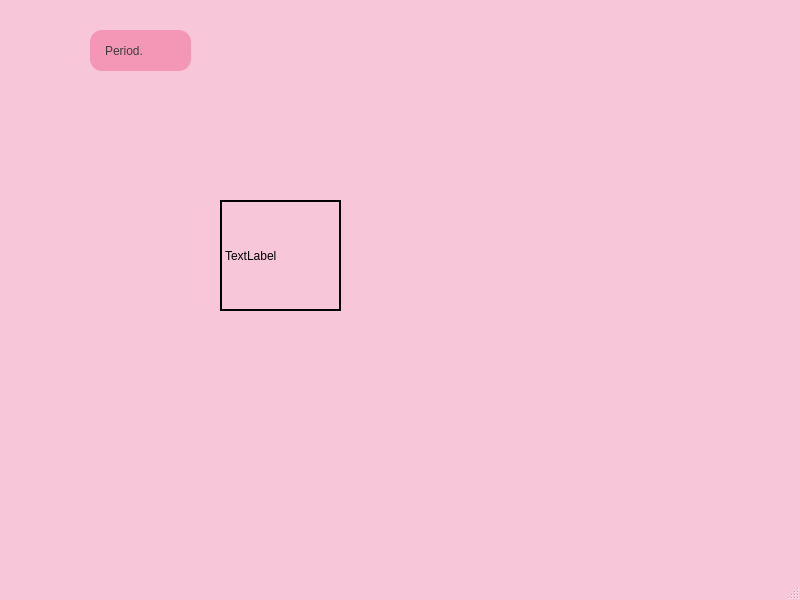
This is dashboard.ui in sangya23/Periodcare as Qt 5 draws it before an edit. The edited form follows.
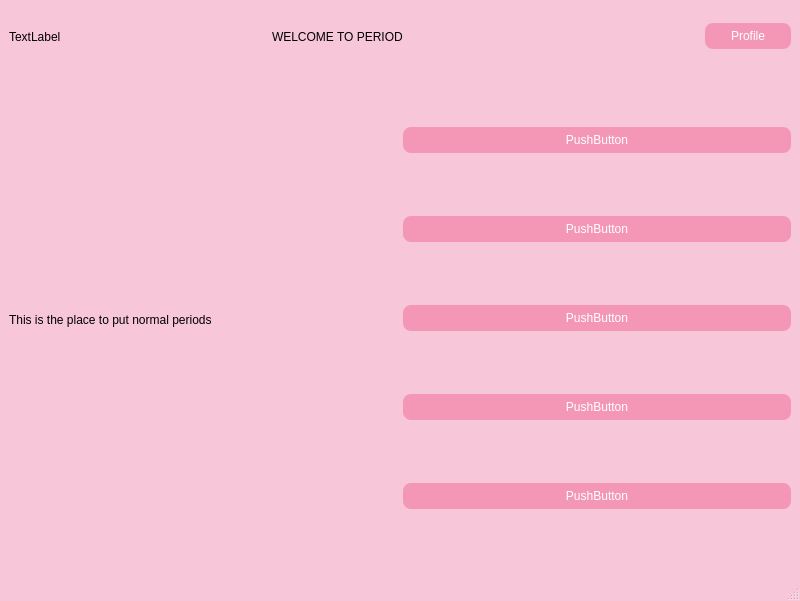
This is the edited form. Icons and pictures are not drawn.

Patch:
```diff
--- a/dashboard.ui
+++ b/dashboard.ui
@@ -60,251 +60,233 @@
    <string>MainWindow</string>
   </property>
   <widget class="QWidget" name="centralwidget">
-   <widget class="QLabel" name="label">
-    <property name="geometry">
-     <rect>
-      <x>90</x>
-      <y>30</y>
-      <width>101</width>
-      <height>41</height>
-     </rect>
-    </property>
-    <property name="palette">
-     <palette>
-      <active>
-       <colorrole role="WindowText">
-        <brush brushstyle="SolidPattern">
-         <color alpha="255">
-          <red>61</red>
-          <green>61</green>
-          <blue>61</blue>
-         </color>
-        </brush>
-       </colorrole>
-       <colorrole role="Button">
-        <brush brushstyle="SolidPattern">
-         <color alpha="255">
-          <red>244</red>
-          <green>151</green>
-          <blue>182</blue>
-         </color>
-        </brush>
-       </colorrole>
-       <colorrole role="Text">
-        <brush brushstyle="SolidPattern">
-         <color alpha="255">
-          <red>61</red>
-          <green>61</green>
-          <blue>61</blue>
-         </color>
-        </brush>
-       </colorrole>
-       <colorrole role="ButtonText">
-        <brush brushstyle="SolidPattern">
-         <color alpha="255">
-          <red>61</red>
-          <green>61</green>
-          <blue>61</blue>
-         </color>
-        </brush>
-       </colorrole>
-       <colorrole role="Base">
-        <brush brushstyle="SolidPattern">
-         <color alpha="255">
-          <red>244</red>
-          <green>151</green>
-          <blue>182</blue>
-         </color>
-        </brush>
-       </colorrole>
-       <colorrole role="Window">
-        <brush brushstyle="SolidPattern">
-         <color alpha="255">
-          <red>244</red>
-          <green>151</green>
-          <blue>182</blue>
-         </color>
-        </brush>
-       </colorrole>
-       <colorrole role="PlaceholderText">
-        <brush brushstyle="SolidPattern">
-         <color alpha="128">
-          <red>61</red>
-          <green>61</green>
-          <blue>61</blue>
-         </color>
-        </brush>
-       </colorrole>
-      </active>
-      <inactive>
-       <colorrole role="WindowText">
-        <brush brushstyle="SolidPattern">
-         <color alpha="255">
-          <red>61</red>
-          <green>61</green>
-          <blue>61</blue>
-         </color>
-        </brush>
-       </colorrole>
-       <colorrole role="Button">
-        <brush brushstyle="SolidPattern">
-         <color alpha="255">
-          <red>244</red>
-          <green>151</green>
-          <blue>182</blue>
-         </color>
-        </brush>
-       </colorrole>
-       <colorrole role="Text">
-        <brush brushstyle="SolidPattern">
-         <color alpha="255">
-          <red>61</red>
-          <green>61</green>
-          <blue>61</blue>
-         </color>
-        </brush>
-       </colorrole>
-       <colorrole role="ButtonText">
-        <brush brushstyle="SolidPattern">
-         <color alpha="255">
-          <red>61</red>
-          <green>61</green>
-          <blue>61</blue>
-         </color>
-        </brush>
-       </colorrole>
-       <colorrole role="Base">
-        <brush brushstyle="SolidPattern">
-         <color alpha="255">
-          <red>244</red>
-          <green>151</green>
-          <blue>182</blue>
-         </color>
-        </brush>
-       </colorrole>
-       <colorrole role="Window">
-        <brush brushstyle="SolidPattern">
-         <color alpha="255">
-          <red>244</red>
-          <green>151</green>
-          <blue>182</blue>
-         </color>
-        </brush>
-       </colorrole>
-       <colorrole role="PlaceholderText">
-        <brush brushstyle="SolidPattern">
-         <color alpha="128">
-          <red>61</red>
-          <green>61</green>
-          <blue>61</blue>
-         </color>
-        </brush>
-       </colorrole>
-      </inactive>
-      <disabled>
-       <colorrole role="WindowText">
-        <brush brushstyle="SolidPattern">
-         <color alpha="255">
-          <red>61</red>
-          <green>61</green>
-          <blue>61</blue>
-         </color>
-        </brush>
-       </colorrole>
-       <colorrole role="Button">
-        <brush brushstyle="SolidPattern">
-         <color alpha="255">
-          <red>244</red>
-          <green>151</green>
-          <blue>182</blue>
-         </color>
-        </brush>
-       </colorrole>
-       <colorrole role="Text">
-        <brush brushstyle="SolidPattern">
-         <color alpha="255">
-          <red>61</red>
-          <green>61</green>
-          <blue>61</blue>
-         </color>
-        </brush>
-       </colorrole>
-       <colorrole role="ButtonText">
-        <brush brushstyle="SolidPattern">
-         <color alpha="255">
-          <red>61</red>
-          <green>61</green>
-          <blue>61</blue>
-         </color>
-        </brush>
-       </colorrole>
-       <colorrole role="Base">
-        <brush brushstyle="SolidPattern">
-         <color alpha="255">
-          <red>244</red>
-          <green>151</green>
-          <blue>182</blue>
-         </color>
-        </brush>
-       </colorrole>
-       <colorrole role="Window">
-        <brush brushstyle="SolidPattern">
-         <color alpha="255">
-          <red>244</red>
-          <green>151</green>
-          <blue>182</blue>
-         </color>
-        </brush>
-       </colorrole>
-       <colorrole role="PlaceholderText">
-        <brush brushstyle="SolidPattern">
-         <color alpha="128">
-          <red>61</red>
-          <green>61</green>
-          <blue>61</blue>
-         </color>
-        </brush>
-       </colorrole>
-      </disabled>
-     </palette>
-    </property>
-    <property name="styleSheet">
-     <string notr="true">QLabel
+   <layout class="QGridLayout" name="gridLayout">
+    <item row="0" column="0" colspan="2">
+     <layout class="QHBoxLayout" name="horizontalLayout" stretch="1,2,3,2,1">
+      <item>
+       <widget class="QLabel" name="label_3">
+        <property name="minimumSize">
+         <size>
+          <width>0</width>
+          <height>55</height>
+         </size>
+        </property>
+        <property name="maximumSize">
+         <size>
+          <width>16777215</width>
+          <height>55</height>
+         </size>
+        </property>
+        <property name="text">
+         <string>TextLabel</string>
+        </property>
+       </widget>
+      </item>
+      <item>
+       <spacer name="horizontalSpacer">
+        <property name="orientation">
+         <enum>Qt::Orientation::Horizontal</enum>
+        </property>
+        <property name="sizeHint" stdset="0">
+         <size>
+          <width>40</width>
+          <height>20</height>
+         </size>
+        </property>
+       </spacer>
+      </item>
+      <item>
+       <widget class="QLabel" name="label_2">
+        <property name="minimumSize">
+         <size>
+          <width>0</width>
+          <height>55</height>
+         </size>
+        </property>
+        <property name="maximumSize">
+         <size>
+          <width>16777215</width>
+          <height>55</height>
+         </size>
+        </property>
+        <property name="text">
+         <string>WELCOME TO PERIOD</string>
+        </property>
+       </widget>
+      </item>
+      <item>
+       <spacer name="horizontalSpacer_2">
+        <property name="orientation">
+         <enum>Qt::Orientation::Horizontal</enum>
+        </property>
+        <property name="sizeHint" stdset="0">
+         <size>
+          <width>40</width>
+          <height>20</height>
+         </size>
+        </property>
+       </spacer>
+      </item>
+      <item>
+       <widget class="QPushButton" name="pushButton_8">
+        <property name="styleSheet">
+         <string notr="true">QPushButton {
+    background-color: #F497B6;      
+    color: white;                   
+    font: 12px &quot;Arial&quot;;
+    border-radius: 8px;
+    padding: 6px 12px;
+}
+QPushButton:hover
 {
-  	background-color: #F497B6;      
-    color: #3D3D3D;                   
-    font: bold 20px &quot;Arial&quot;;
-    border-radius: 12px;
-    padding: 12px 12px;
-
+background-color: #e6769f;}
+</string>
+        </property>
+        <property name="text">
+         <string>Profile</string>
+        </property>
+       </widget>
+      </item>
+     </layout>
+    </item>
+    <item row="2" column="0" colspan="2">
+     <layout class="QHBoxLayout" name="horizontalLayout_2">
+      <item>
+       <widget class="QLabel" name="label">
+        <property name="minimumSize">
+         <size>
+          <width>0</width>
+          <height>500</height>
+         </size>
+        </property>
+        <property name="text">
+         <string>This is the place to put normal periods</string>
+        </property>
+       </widget>
+      </item>
+      <item>
+       <layout class="QVBoxLayout" name="verticalLayout">
+        <item>
+         <widget class="QPushButton" name="pushButton_7">
+          <property name="styleSheet">
+           <string notr="true">QPushButton {
+    background-color: #F497B6;      
+    color: white;                   
+    font: 12px &quot;Arial&quot;;
+    border-radius: 8px;
+    padding: 6px 12px;
 }
+QPushButton:hover
+{
+background-color: #e6769f;}
 </string>
-    </property>
-    <property name="text">
-     <string>Period.</string>
-    </property>
-   </widget>
-   <widget class="QLabel" name="label_2">
-    <property name="geometry">
-     <rect>
-      <x>220</x>
-      <y>200</y>
-      <width>121</width>
-      <height>111</height>
-     </rect>
-    </property>
-    <property name="styleSheet">
-     <string notr="true">QLabel{
-border:2px solid;
-	background-image: url(:/loginicons/periodsimg2.jpg);
-	border-image: url(:/loginicons/periodsimg2.jpg);
+          </property>
+          <property name="text">
+           <string>PushButton</string>
+          </property>
+         </widget>
+        </item>
+        <item>
+         <widget class="QPushButton" name="pushButton_6">
+          <property name="styleSheet">
+           <string notr="true">QPushButton {
+    background-color: #F497B6;      
+    color: white;                   
+    font: 12px &quot;Arial&quot;;
+    border-radius: 8px;
+    padding: 6px 12px;
 }
+QPushButton:hover
+{
+background-color: #e6769f;}
 </string>
-    </property>
-    <property name="text">
-     <string>TextLabel</string>
-    </property>
-   </widget>
+          </property>
+          <property name="text">
+           <string>PushButton</string>
+          </property>
+         </widget>
+        </item>
+        <item>
+         <widget class="QPushButton" name="pushButton_5">
+          <property name="styleSheet">
+           <string notr="true">QPushButton {
+    background-color: #F497B6;      
+    color: white;                   
+    font: 12px &quot;Arial&quot;;
+    border-radius: 8px;
+    padding: 6px 12px;
+}
+QPushButton:hover
+{
+background-color: #e6769f;}
+</string>
+          </property>
+          <property name="text">
+           <string>PushButton</string>
+          </property>
+         </widget>
+        </item>
+        <item>
+         <widget class="QPushButton" name="pushButton_4">
+          <property name="styleSheet">
+           <string notr="true">QPushButton {
+    background-color: #F497B6;      
+    color: white;                   
+    font: 12px &quot;Arial&quot;;
+    border-radius: 8px;
+    padding: 6px 12px;
+}
+QPushButton:hover
+{
+background-color: #e6769f;}
+</string>
+          </property>
+          <property name="text">
+           <string>PushButton</string>
+          </property>
+         </widget>
+        </item>
+        <item>
+         <widget class="QPushButton" name="pushButton_3">
+          <property name="styleSheet">
+           <string notr="true">QPushButton {
+    background-color: #F497B6;      
+    color: white;                   
+    font: 12px &quot;Arial&quot;;
+    border-radius: 8px;
+    padding: 6px 12px;
+}
+QPushButton:hover
+{
+background-color: #e6769f;}
+</string>
+          </property>
+          <property name="text">
+           <string>PushButton</string>
+          </property>
+         </widget>
+        </item>
+       </layout>
+      </item>
+     </layout>
+    </item>
+    <item row="1" column="0">
+     <spacer name="verticalSpacer">
+      <property name="orientation">
+       <enum>Qt::Orientation::Vertical</enum>
+      </property>
+      <property name="sizeType">
+       <enum>QSizePolicy::Policy::Maximum</enum>
+      </property>
+      <property name="sizeHint" stdset="0">
+       <size>
+        <width>20</width>
+        <height>40</height>
+       </size>
+      </property>
+     </spacer>
+    </item>
+   </layout>
   </widget>
   <widget class="QMenuBar" name="menubar">
    <property name="geometry">
```
